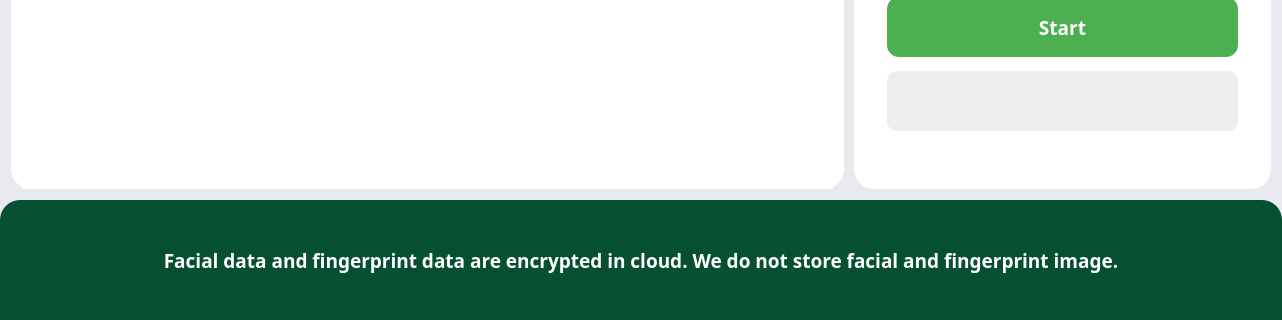
Before: the Qt Designer form enroll.ui in L10101101/citadel_hardware, drawn with Qt 5; both pictures show x 0 to 1282 and y 400 to 720 of the 1282 by 720 pixel window.
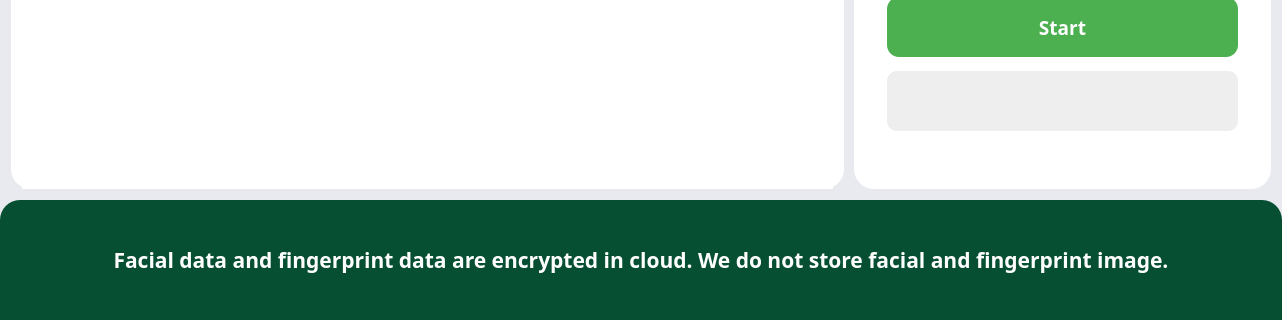
After: the same form once the commit is applied. Icons and pictures are not drawn.

```diff
--- a/enroll.ui
+++ b/enroll.ui
@@ -220,7 +220,7 @@
            <property name="font">
             <font>
              <family>Poppins-Regular</family>
-             <pointsize>14</pointsize>
+             <pointsize>16</pointsize>
              <bold>true</bold>
             </font>
            </property>
```
